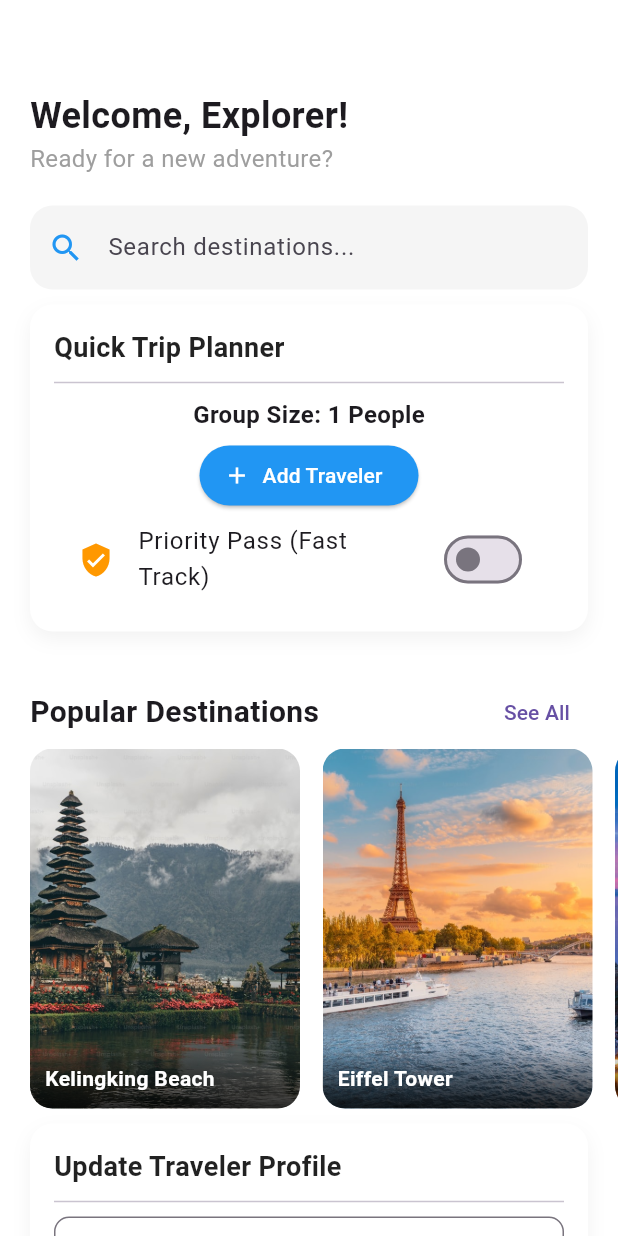
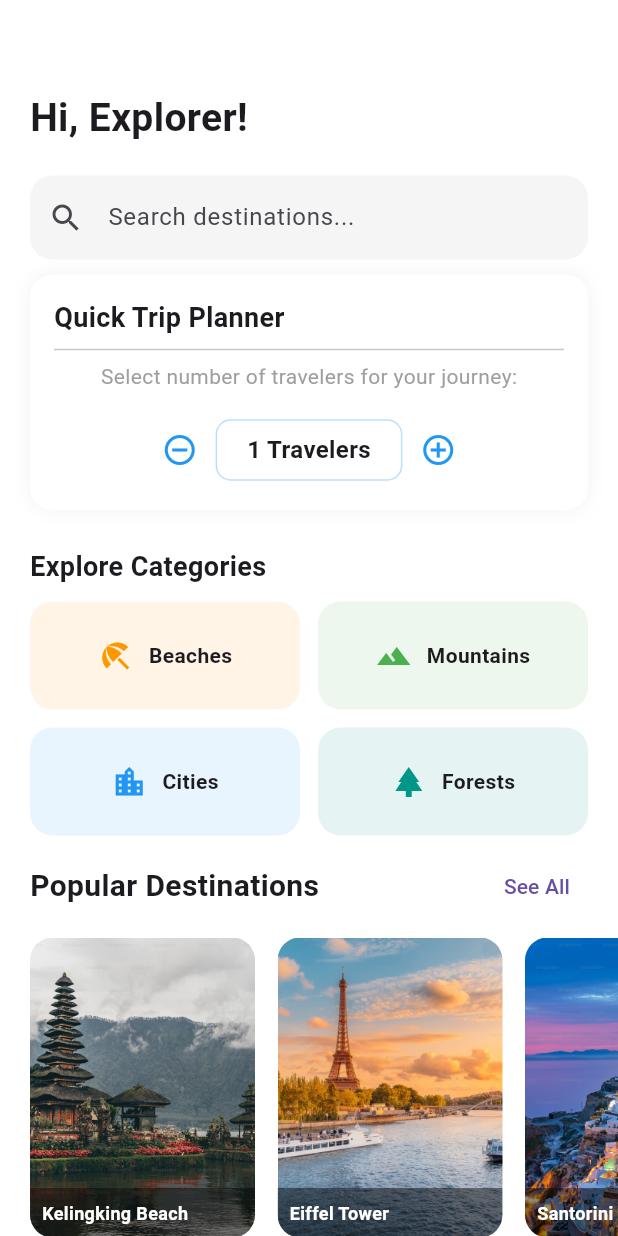
Before and after one commit to devintan4/trivy, a Flutter app: the screen it shows after launch, on a phone screen of 412 x 824 dp. Run offline on Flutter 3.47's test engine with Material 3 defaults, Android fonts, the phone set to English and light mode, and no system bars; our stand-ins replace flutter_riverpod, shared_preferences, sqflite; accounts and stored records are empty; network calls fail; Roboto replaces fonts that are missing (Poppins).

```diff
--- a/lib/main.dart
+++ b/lib/main.dart
@@ -1,7 +1,6 @@
 import 'package:flutter/material.dart';
 import 'package:flutter_riverpod/flutter_riverpod.dart';
 import 'package:trivy/screens/home/home_screen.dart';
-import 'package:trivy/screens/learning/detail_screen.dart';
 
 void main() {
   runApp(const ProviderScope(child: MyApp()));
@@ -17,14 +16,11 @@ class MyApp extends StatelessWidget {
       debugShowCheckedModeBanner: false,
       theme: ThemeData(
         primarySwatch: Colors.blue,
+        useMaterial3: true,
         fontFamily: 'Poppins',
-        useMaterial3: true,
       ),
-      initialRoute: '/',
-      routes: {
-        '/': (context) => const HomeScreen(),
-        '/detail': (context) => const DetailScreen(),
-      },
+      // Langsung menampilkan HomeScreen
+      home: const HomeScreen(),
     );
   }
 }
--- a/lib/providers/api_providers.dart
+++ b/lib/providers/api_providers.dart
@@ -1,16 +1,21 @@
 import 'dart:convert';
 import 'package:flutter_riverpod/flutter_riverpod.dart';
 import 'package:http/http.dart' as http;
-import 'package:trivy/models/post_model.dart';
+import '../models/post_model.dart';
 
 final postsProvider = FutureProvider<List<Post>>((ref) async {
-  final url = Uri.parse('https://jsonplaceholder.typicode.com/posts');
-  final response = await http.get(url);
+  // Ganti ke DummyJSON Products
+  const String url = 'https://dummyjson.com/products';
+
+  final response = await http.get(Uri.parse(url));
 
   if (response.statusCode == 200) {
-    List<dynamic> jsonResponse = json.decode(response.body);
-    return jsonResponse.map((post) => Post.fromJson(post)).toList();
+    final Map<String, dynamic> data = json.decode(response.body);
+    // DummyJSON membungkus datanya di dalam key 'products'
+    final List<dynamic> productsJson = data['products'];
+
+    return productsJson.map((json) => Post.fromJson(json)).toList();
   } else {
-    throw Exception('Gagal memuat data posts');
+    throw Exception('Failed to load products from DummyJSON');
   }
 });
--- a/lib/screens/home/home_screen.dart
+++ b/lib/screens/home/home_screen.dart
@@ -5,6 +5,49 @@ import 'package:trivy/models/hotel_model.dart';
 import 'package:trivy/providers/home_providers.dart';
 import 'package:trivy/providers/api_providers.dart';
 import 'package:trivy/providers/settings_provider.dart';
+
+// --- TUGAS 4 (POIN 16): LIFTING STATE UP ---
+// Widget Anak (Stateless) yang menerima state dan fungsi dari Induk
+class TravelerCounter extends StatelessWidget {
+  final int count;
+  final VoidCallback onAdd;
+  final VoidCallback onRemove;
+
+  const TravelerCounter({
+    super.key,
+    required this.count,
+    required this.onAdd,
+    required this.onRemove,
+  });
+
+  @override
+  Widget build(BuildContext context) {
+    return Row(
+      mainAxisAlignment: MainAxisAlignment.center,
+      children: [
+        IconButton(
+          onPressed: onRemove,
+          icon: const Icon(Icons.remove_circle_outline, color: Colors.blue),
+        ),
+        Container(
+          padding: const EdgeInsets.symmetric(horizontal: 20, vertical: 8),
+          decoration: BoxDecoration(
+            border: Border.all(color: Colors.blue.withOpacity(0.3)),
+            borderRadius: BorderRadius.circular(10),
+          ),
+          child: Text(
+            '$count Travelers',
+            style: const TextStyle(fontWeight: FontWeight.bold, fontSize: 16),
+          ),
+        ),
+        IconButton(
+          onPressed: onAdd,
+          icon: const Icon(Icons.add_circle_outline, color: Colors.blue),
+        ),
+      ],
+    );
+  }
+}
 
 class HomeScreen extends ConsumerStatefulWidget {
   const HomeScreen({super.key});
@@ -14,17 +57,25 @@ class HomeScreen extends ConsumerStatefulWidget {
 }
 
 class _HomeScreenState extends ConsumerState<HomeScreen> {
-  // --- STATE MANAGEMENT (Sekarang untuk fitur Reservasi/Rencana) ---
+  // State yang diangkat ke Induk (Lifting State Up)
+  int _travelerCount = 1;
+
   String _travelerName = "Guest";
-  int _groupSize = 1;
-  bool _isPremiumMember = false;
   final _bookingFormKey = GlobalKey<FormState>();
   final TextEditingController _nameController = TextEditingController();
 
-  void _increaseGroupSize() {
+  void _incrementTraveler() {
     setState(() {
-      _groupSize++;
+      _travelerCount++;
     });
+  }
+
+  void _decrementTraveler() {
+    if (_travelerCount > 1) {
+      setState(() {
+        _travelerCount--;
+      });
+    }
   }
 
   @override
@@ -48,73 +99,58 @@ class _HomeScreenState extends ConsumerState<HomeScreen> {
           const SizedBox(height: 20),
           _buildSearchBar(),
 
-          // --- FITUR 1: QUICK PLANNING (Implementasi State & Grouping) ---
+          // --- IMPLEMENTASI LIFTING STATE UP ---
           _buildTravelSection(
             'Quick Trip Planner',
             Column(
               children: [
-                Text(
-                  'Group Size: $_groupSize People',
-                  style: const TextStyle(
-                    fontSize: 16,
-                    fontWeight: FontWeight.w600,
+                const Text(
+                  'Select number of travelers for your journey:',
+                  style: TextStyle(color: Colors.grey, fontSize: 14),
                 ),
-                ),
-                const SizedBox(height: 5),
-                Row(
-                  mainAxisAlignment: MainAxisAlignment.center,
-                  children: [
-                    ElevatedButton.icon(
-                      onPressed: _increaseGroupSize,
-                      icon: const Icon(Icons.add),
-                      label: const Text('Add Traveler'),
-                      style: ElevatedButton.styleFrom(
-                        backgroundColor: Colors.blue,
-                        foregroundColor: Colors.white,
-                      ),
-                    ),
-                  ],
-                ),
-                SwitchListTile(
-                  title: const Text('Priority Pass (Fast Track)'),
-                  secondary: const Icon(
-                    Icons.verified_user,
-                    color: Colors.orange,
-                  ),
-                  value: _isPremiumMember,
-                  onChanged: (v) => setState(() => _isPremiumMember = v),
+                const SizedBox(height: 15),
+                // Memanggil widget anak dan memberikan data/fungsi
+                TravelerCounter(
+                  count: _travelerCount,
+                  onAdd: _incrementTraveler,
+                  onRemove: _decrementTraveler,
                 ),
               ],
             ),
           ),
 
-          const SizedBox(height: 20),
+          const Padding(
+            padding: EdgeInsets.fromLTRB(20, 15, 20, 10),
+            child: Text(
+              'Explore Categories',
+              style: TextStyle(fontSize: 18, fontWeight: FontWeight.bold),
+            ),
+          ),
+          _buildCategoryGrid(),
+
           _buildSectionTitle('Popular Destinations', () {}),
           destinations.when(
             data: (data) => _buildPopularDestinations(data),
             loading: () => const Center(child: CircularProgressIndicator()),
-            error: (err, _) =>
-                Center(child: Text('Error loading destinations: $err')),
+            error: (err, _) => Center(child: Text('Error: $err')),
           ),
 
-          // --- FITUR 2: REGISTRATION (Implementasi Form & Validation) ---
           _buildTravelSection(
-            'Update Traveler Profile',
+            'Traveler Profile',
+            Column(
+              children: [
                 Form(
                   key: _bookingFormKey,
-              child: Column(
-                children: [
-                  TextFormField(
+                  child: TextFormField(
                     controller: _nameController,
                     decoration: const InputDecoration(
-                      hintText: 'Enter your full name',
-                      prefixIcon: Icon(Icons.person_outline),
-                      border: OutlineInputBorder(
-                        borderRadius: BorderRadius.all(Radius.circular(10)),
-                      ),
+                      hintText: 'Full Name',
+                      border: OutlineInputBorder(),
+                      prefixIcon: Icon(Icons.person),
                     ),
                     validator: (v) =>
                         v == null || v.isEmpty ? 'Please enter a name' : null,
+                  ),
                 ),
                 const SizedBox(height: 10),
                 SizedBox(
@@ -123,106 +159,111 @@ class _HomeScreenState extends ConsumerState<HomeScreen> {
                     onPressed: () {
                       if (_bookingFormKey.currentState!.validate()) {
                         setState(() => _travelerName = _nameController.text);
-                          ScaffoldMessenger.of(context).showSnackBar(
-                            const SnackBar(
-                              content: Text('Profile updated successfully!'),
-                            ),
-                          );
                       }
                     },
                     child: const Text('Update Identity'),
                   ),
                 ),
-                  Padding(
-                    padding: const EdgeInsets.only(top: 10),
-                    child: Text(
+                const SizedBox(height: 5),
+                Text(
                   'Current Traveler: $_travelerName',
                   style: const TextStyle(fontStyle: FontStyle.italic),
-                    ),
                 ),
               ],
             ),
           ),
-          ),
 
-          const SizedBox(height: 30),
           _buildSectionTitle('Top Rated Hotels', () {}),
           hotels.when(
             data: (data) => _buildHotelList(data),
             loading: () => const Center(child: CircularProgressIndicator()),
-            error: (err, _) =>
-                Center(child: Text('Error loading hotels: $err')),
+            error: (err, _) => Center(child: Text('Error: $err')),
           ),
 
-          // --- FITUR 3: TRAVEL NEWS (Implementasi REST API) ---
           _buildTravelSection(
-            'Traveler Insights (Global)',
+            'Global Traveler Insights',
             Consumer(
               builder: (context, ref, _) {
                 final apiData = ref.watch(postsProvider);
                 return apiData.when(
-                  data: (posts) => Column(
-                    children: posts
-                        .take(3)
+                  data: (products) => Column(
+                    children: products
+                        .take(5)
                         .map(
-                          (post) => Card(
-                            margin: const EdgeInsets.symmetric(vertical: 5),
+                          (product) => Card(
+                            margin: const EdgeInsets.symmetric(vertical: 4),
                             child: ListTile(
                               leading: const Icon(
-                                Icons.explore_outlined,
+                                Icons.shopping_bag_outlined,
                                 color: Colors.blue,
                               ),
                               title: Text(
-                                post.title,
+                                product.title,
                                 maxLines: 1,
                                 style: const TextStyle(
-                                  fontSize: 14,
                                   fontWeight: FontWeight.bold,
                                 ),
                               ),
                               subtitle: Text(
-                                post.body,
-                                maxLines: 1,
-                                style: const TextStyle(fontSize: 12),
+                                product.body,
+                                maxLines: 2,
+                                overflow: TextOverflow.ellipsis,
                               ),
                             ),
                           ),
                         )
                         .toList(),
                   ),
-                  loading: () => const LinearProgressIndicator(),
-                  error: (e, _) =>
-                      const Text('Unable to fetch latest insights.'),
+                  loading: () =>
+                      const Center(child: CircularProgressIndicator()),
+                  error: (e, _) => Text('Error: $e'),
                 );
               },
             ),
           ),
-
-          // --- FITUR 4: APP SETTINGS (Implementasi SharedPreferences) ---
-          Padding(
-            padding: const EdgeInsets.symmetric(horizontal: 20, vertical: 10),
-            child: Row(
-              mainAxisAlignment: MainAxisAlignment.spaceBetween,
-              children: [
-                const Text(
-                  'Advanced Explorer Mode',
-                  style: TextStyle(fontWeight: FontWeight.w500),
-                ),
-                Switch(
-                  value: isExpertMode,
-                  onChanged: (v) =>
-                      ref.read(settingsProvider.notifier).setExpertMode(v),
-                ),
-              ],
-            ),
-          ),
-          const SizedBox(height: 30),
+          const SizedBox(height: 20),
         ],
       ),
     );
   }
 
-  // --- UI HELPERS ---
+  Widget _buildCategoryGrid() {
+    final List<Map<String, dynamic>> categories = [
+      {'name': 'Beaches', 'icon': Icons.beach_access, 'color': Colors.orange},
+      {'name': 'Mountains', 'icon': Icons.terrain, 'color': Colors.green},
+      {'name': 'Cities', 'icon': Icons.location_city, 'color': Colors.blue},
+      {'name': 'Forests', 'icon': Icons.park, 'color': Colors.teal},
+    ];
+    return GridView.builder(
+      shrinkWrap: true,
+      physics: const NeverScrollableScrollPhysics(),
+      padding: const EdgeInsets.symmetric(horizontal: 20),
+      gridDelegate: const SliverGridDelegateWithFixedCrossAxisCount(
+        crossAxisCount: 2,
+        mainAxisSpacing: 12,
+        crossAxisSpacing: 12,
+        childAspectRatio: 2.5,
+      ),
+      itemCount: categories.length,
+      itemBuilder: (context, index) => Container(
+        decoration: BoxDecoration(
+          color: categories[index]['color'].withOpacity(0.1),
+          borderRadius: BorderRadius.circular(15),
+        ),
+        child: Row(
+          mainAxisAlignment: MainAxisAlignment.center,
+          children: [
+            Icon(categories[index]['icon'], color: categories[index]['color']),
+            const SizedBox(width: 10),
+            Text(
+              categories[index]['name'],
+              style: const TextStyle(fontWeight: FontWeight.bold),
+            ),
+          ],
+        ),
+      ),
+    );
+  }
 
   Widget _buildTravelSection(String title, Widget child) {
     return Container(
@@ -232,11 +273,7 @@ class _HomeScreenState extends ConsumerState<HomeScreen> {
         color: Colors.white,
         borderRadius: BorderRadius.circular(15),
         boxShadow: [
-          BoxShadow(
-            color: Colors.black.withOpacity(0.05),
-            blurRadius: 10,
-            offset: const Offset(0, 5),
-          ),
+          BoxShadow(color: Colors.black.withOpacity(0.05), blurRadius: 10),
         ],
       ),
       child: Column(
@@ -244,100 +281,69 @@ class _HomeScreenState extends ConsumerState<HomeScreen> {
         children: [
           Text(
             title,
-            style: const TextStyle(
-              fontWeight: FontWeight.bold,
-              fontSize: 18,
-              color: Colors.black87,
+            style: const TextStyle(fontWeight: FontWeight.bold, fontSize: 18),
           ),
-          ),
-          const Divider(height: 20),
+          const Divider(),
           child,
         ],
       ),
     );
   }
 
-  Widget _buildHeader(String username) {
-    return Padding(
+  Widget _buildHeader(String user) => Padding(
     padding: const EdgeInsets.fromLTRB(20, 60, 20, 0),
-      child: Column(
-        crossAxisAlignment: CrossAxisAlignment.start,
-        children: [
-          Text(
-            'Welcome, $username',
-            style: const TextStyle(fontSize: 24, fontWeight: FontWeight.bold),
-          ),
-          const Text(
-            'Ready for a new adventure?',
-            style: TextStyle(fontSize: 16, color: Colors.grey),
-          ),
-        ],
+    child: Text(
+      'Hi, $user',
+      style: const TextStyle(fontSize: 26, fontWeight: FontWeight.bold),
     ),
   );
-  }
-
-  Widget _buildSearchBar() {
-    return Padding(
-      padding: const EdgeInsets.symmetric(horizontal: 20.0),
+  Widget _buildSearchBar() => Padding(
+    padding: const EdgeInsets.symmetric(horizontal: 20),
     child: TextField(
       decoration: InputDecoration(
         hintText: 'Search destinations...',
-          prefixIcon: const Icon(Icons.search, color: Colors.blue),
+        filled: true,
+        fillColor: Colors.grey[100],
         border: OutlineInputBorder(
-            borderRadius: BorderRadius.circular(15.0),
+          borderRadius: BorderRadius.circular(15),
           borderSide: BorderSide.none,
         ),
-          filled: true,
-          fillColor: Colors.grey[100],
+        prefixIcon: const Icon(Icons.search),
       ),
     ),
   );
-  }
-
-  Widget _buildSectionTitle(String title, VoidCallback onTap) {
-    return Padding(
-      padding: const EdgeInsets.symmetric(horizontal: 20.0),
+  Widget _buildSectionTitle(String t, VoidCallback o) => Padding(
+    padding: const EdgeInsets.symmetric(horizontal: 20, vertical: 10),
     child: Row(
       mainAxisAlignment: MainAxisAlignment.spaceBetween,
       children: [
         Text(
-            title,
+          t,
           style: const TextStyle(fontSize: 20, fontWeight: FontWeight.bold),
         ),
-          TextButton(onPressed: onTap, child: const Text('See All')),
+        TextButton(onPressed: o, child: const Text('See All')),
       ],
     ),
   );
-  }
-
-  Widget _buildPopularDestinations(List<Destination> list) {
-    return SizedBox(
-      height: 240,
+  Widget _buildPopularDestinations(List<Destination> list) => SizedBox(
+    height: 200,
     child: ListView.builder(
       scrollDirection: Axis.horizontal,
       padding: const EdgeInsets.only(left: 20),
       itemCount: list.length,
-        itemBuilder: (context, index) =>
-            _DestinationCard(destination: list[index]),
+      itemBuilder: (ctx, i) => _DestinationCard(destination: list[i]),
+    ),
+  );
+  Widget _buildHotelList(List<Hotel> list) => Padding(
+    padding: const EdgeInsets.symmetric(horizontal: 20),
+    child: ListView.builder(
+      shrinkWrap: true,
+      physics: const NeverScrollableScrollPhysics(),
+      itemCount: list.length,
+      itemBuilder: (ctx, i) => _HotelCard(hotel: list[i]),
     ),
   );
 }
-
-  Widget _buildHotelList(List<Hotel> list) {
-    return Padding(
-      padding: const EdgeInsets.symmetric(horizontal: 20.0),
-      child: ListView.separated(
-        shrinkWrap: true,
-        physics: const NeverScrollableScrollPhysics(),
-        itemCount: list.length,
-        separatorBuilder: (context, index) => const SizedBox(height: 12),
-        itemBuilder: (context, index) => _HotelCard(hotel: list[index]),
-      ),
-    );
-  }
-}
-
-// --- WIDGET COMPONENTS (MODERN TRAVEL STYLE) ---
 
 class _DestinationCard extends StatelessWidget {
   final Destination destination;
@@ -345,28 +351,12 @@ class _DestinationCard extends StatelessWidget {
 
   @override
   Widget build(BuildContext context) {
-    return Container(
-      width: 180,
+    return GestureDetector(
+      onTap: () =>
+          Navigator.pushNamed(context, '/detail', arguments: destination),
+      child: Container(
+        width: 150,
         margin: const EdgeInsets.only(right: 15),
-      child: InkWell(
-        onTap: () => showDialog(
-          context: context,
-          builder: (ctx) => Dialog(
-            child: Column(
-              mainAxisSize: MainAxisSize.min,
-              children: [
-                Image.asset(destination.imagePath),
-                Padding(
-                  padding: const EdgeInsets.all(16),
-                  child: Text(
-                    destination.title,
-                    style: const TextStyle(fontWeight: FontWeight.bold),
-                  ),
-                ),
-              ],
-            ),
-          ),
-        ),
         child: ClipRRect(
           borderRadius: BorderRadius.circular(15),
           child: Stack(
@@ -378,21 +368,13 @@ class _DestinationCard extends StatelessWidget {
                 left: 0,
                 right: 0,
                 child: Container(
-                  padding: const EdgeInsets.all(10),
-                  decoration: BoxDecoration(
-                    gradient: LinearGradient(
-                      begin: Alignment.topCenter,
-                      end: Alignment.bottomCenter,
-                      colors: [
-                        Colors.transparent,
-                        Colors.black.withOpacity(0.8),
-                      ],
-                    ),
-                  ),
+                  padding: const EdgeInsets.all(8),
+                  color: Colors.black45,
                   child: Text(
                     destination.title,
                     style: const TextStyle(
                       color: Colors.white,
+                      fontSize: 12,
                       fontWeight: FontWeight.bold,
                     ),
                   ),
@@ -412,24 +394,17 @@ class _HotelCard extends ConsumerWidget {
 
   @override
   Widget build(BuildContext context, WidgetRef ref) {
-    final likedHotelIdsAsync = ref.watch(likedHotelsProvider);
+    final likedIdsAsync = ref.watch(likedHotelsProvider);
 
-    return likedHotelIdsAsync.when(
-      data: (likedIds) {
-        final isLiked = likedIds.contains(hotel.id);
-        return Card(
-          elevation: 2,
-          shape: RoundedRectangleBorder(
-            borderRadius: BorderRadius.circular(12),
-          ),
+    return likedIdsAsync.when(
+      data: (ids) => Card(
         child: ListTile(
-            contentPadding: const EdgeInsets.all(10),
           leading: ClipRRect(
             borderRadius: BorderRadius.circular(8),
             child: Image.asset(
               hotel.imagePath,
-                width: 60,
-                height: 60,
+              width: 50,
+              height: 50,
               fit: BoxFit.cover,
             ),
           ),
@@ -440,31 +415,17 @@ class _HotelCard extends ConsumerWidget {
           subtitle: Text(hotel.location),
           trailing: IconButton(
             icon: Icon(
-                isLiked ? Icons.favorite : Icons.favorite_border,
+              ids.contains(hotel.id) ? Icons.favorite : Icons.favorite_border,
               color: Colors.red,
             ),
             onPressed: () => ref
                 .read(likedHotelsProvider.notifier)
                 .toggleLikeStatus(hotel.id),
           ),
-            onTap: () => showDialog(
-              context: context,
-              builder: (ctx) => AlertDialog(
-                title: const Text('Room Booking'),
-                content: Text('Proceed to book a room at ${hotel.name}?'),
-                actions: [
-                  TextButton(
-                    onPressed: () => Navigator.pop(ctx),
-                    child: const Text('Confirm'),
-                  ),
-                ],
         ),
       ),
-          ),
-        );
-      },
-      loading: () => const ListTile(title: Text('Fetching status...')),
-      error: (e, _) => ListTile(title: Text('Status Error: $e')),
+      loading: () => const SizedBox(),
+      error: (_, __) => const SizedBox(),
     );
   }
 }
```
Also changed, not shown: lib/models/post_model.dart (+3 -9 lines), lib/screens/learning/detail_screen.dart (+69 -22 lines), package.json (added, +30 -0 lines), package-lock.json (added), 1 other file. Lines whose indentation alone changed are shown as unchanged.
